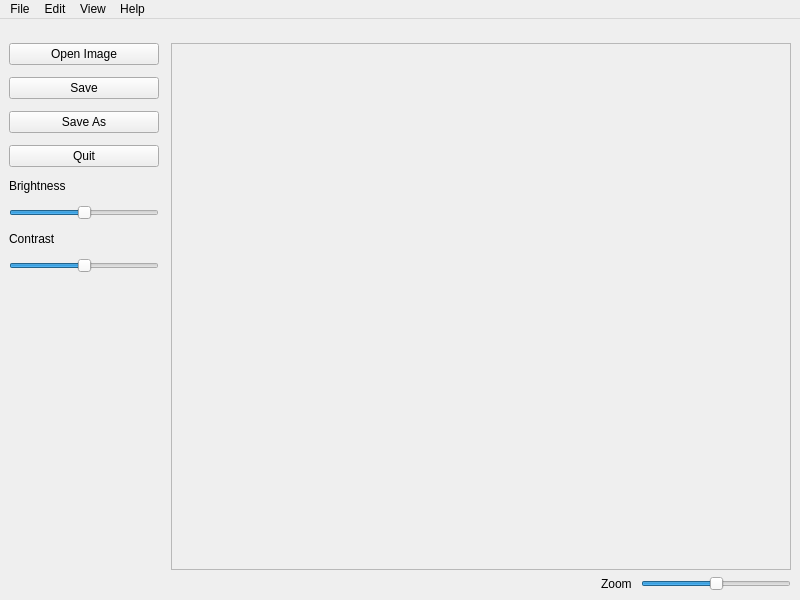
This is mainwindow.ui in ahakan/delta as Qt 5 draws it before an edit. The edited form follows.
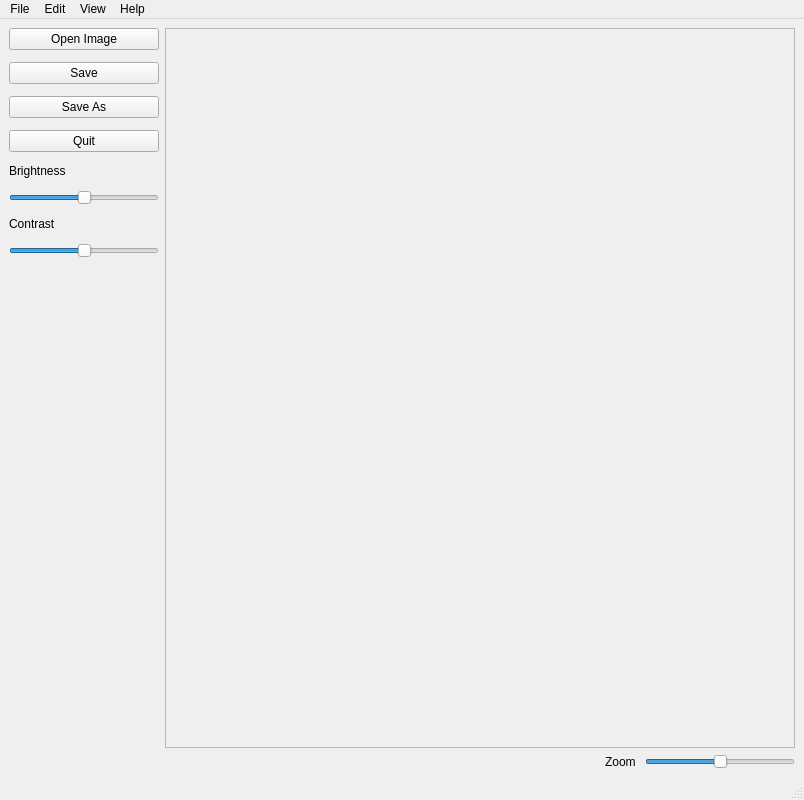
This is the edited form.

Commit message: add menubar and status bar

Diff of the .ui file:
```diff
--- a/mainwindow.ui
+++ b/mainwindow.ui
@@ -6,10 +6,22 @@
    <rect>
     <x>0</x>
     <y>0</y>
-    <width>800</width>
-    <height>600</height>
+    <width>804</width>
+    <height>800</height>
    </rect>
   </property>
+  <property name="sizePolicy">
+   <sizepolicy hsizetype="Ignored" vsizetype="Ignored">
+    <horstretch>0</horstretch>
+    <verstretch>0</verstretch>
+   </sizepolicy>
+  </property>
+  <property name="minimumSize">
+   <size>
+    <width>804</width>
+    <height>800</height>
+   </size>
+  </property>
   <property name="windowTitle">
    <string>MainWindow</string>
   </property>
@@ -41,6 +53,18 @@
         <height>1080</height>
        </size>
       </property>
+      <property name="frameShape">
+       <enum>QFrame::StyledPanel</enum>
+      </property>
+      <property name="frameShadow">
+       <enum>QFrame::Sunken</enum>
+      </property>
+      <property name="verticalScrollBarPolicy">
+       <enum>Qt::ScrollBarAsNeeded</enum>
+      </property>
+      <property name="horizontalScrollBarPolicy">
+       <enum>Qt::ScrollBarAsNeeded</enum>
+      </property>
       <property name="widgetResizable">
        <bool>true</bool>
       </property>
@@ -52,8 +76,8 @@
         <rect>
          <x>0</x>
          <y>0</y>
-         <width>614</width>
-         <height>516</height>
+         <width>624</width>
+         <height>709</height>
         </rect>
        </property>
        <property name="maximumSize">
@@ -104,26 +128,6 @@
       </widget>
      </widget>
     </item>
-    <item row="0" column="1" colspan="5">
-     <widget class="QLabel" name="InfoLabel">
-      <property name="font">
-       <font>
-        <pointsize>6</pointsize>
-        <weight>75</weight>
-        <bold>true</bold>
-       </font>
-      </property>
-      <property name="lineWidth">
-       <number>1</number>
-      </property>
-      <property name="text">
-       <string/>
-      </property>
-      <property name="alignment">
-       <set>Qt::AlignCenter</set>
-      </property>
-     </widget>
-    </item>
     <item row="2" column="1" colspan="3">
      <layout class="QVBoxLayout" name="verticalLayout_3">
       <property name="spacing">
@@ -341,7 +345,7 @@
     <rect>
      <x>0</x>
      <y>0</y>
-     <width>800</width>
+     <width>804</width>
      <height>22</height>
     </rect>
    </property>
@@ -373,6 +377,7 @@
    <addaction name="menuView"/>
    <addaction name="menuHelp"/>
   </widget>
+  <widget class="QStatusBar" name="statusBar"/>
   <action name="actionOpen">
    <property name="text">
     <string>Open</string>
```
Left out of the diff: 98 changed lines with no effect on the pictures. The commit also changes 3 other files.
